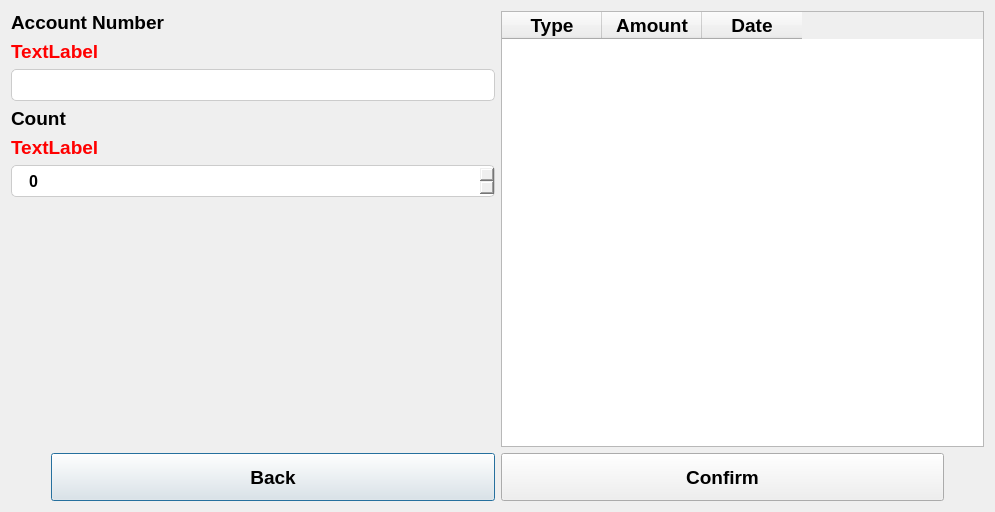
Safy98/Bank-System, file Client/viewtranshistory.ui: the form before one commit.
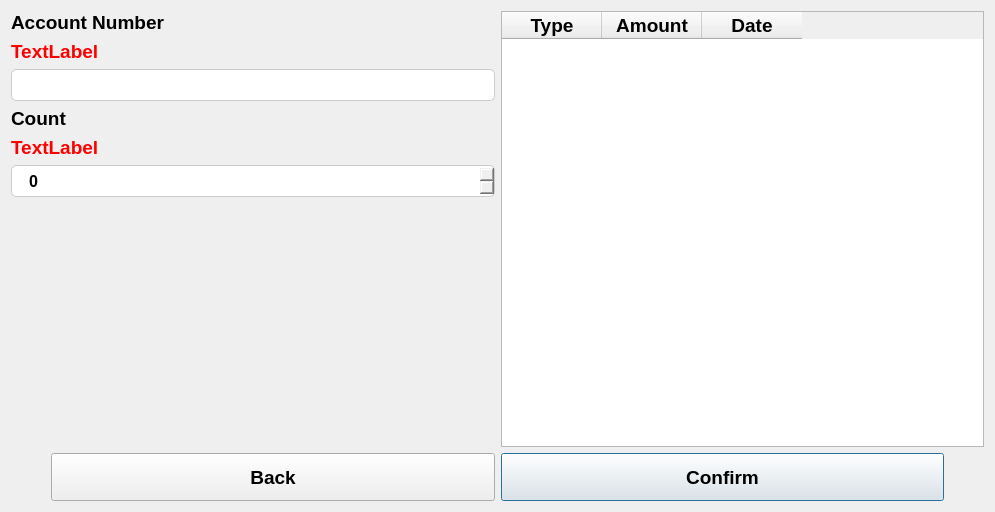
The form after the commit.

What changed in the file:
```diff
--- a/Client/viewtranshistory.ui
+++ b/Client/viewtranshistory.ui
@@ -211,6 +211,9 @@
        <property name="text">
         <string>Back</string>
        </property>
+       <property name="autoDefault">
+        <bool>false</bool>
+       </property>
       </widget>
      </item>
      <item>
```
